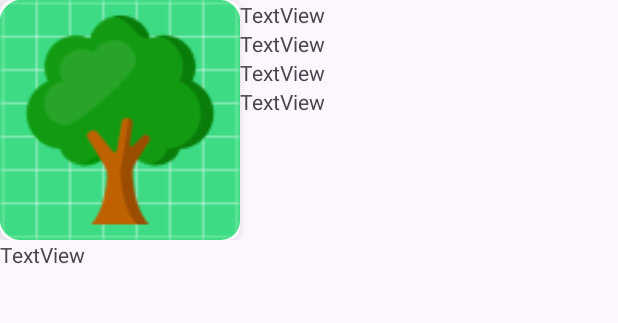
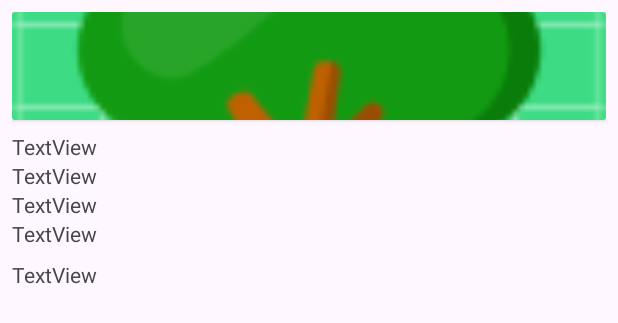
Before and after one commit to Ramamas6/TreeWonder, an Android app: the layout fragment_tree.xml on its own in the app's theme, with its tools: preview values and no code run, on a phone screen of 412 x 824 dp. Shown: the top 323 px of the screen. Run offline under Robolectric (Android 15) with nearby library versions, the phone set to English and light mode, and no system bars.

Commit message:
fix: tree fragment dont show name and seach button always on

```diff
--- a/app/src/main/java/com/example/treewonder/MainActivity.kt
+++ b/app/src/main/java/com/example/treewonder/MainActivity.kt
@@ -146,6 +146,8 @@ class MainActivity : AppCompatActivity() {
         val transaction = supportFragmentManager.beginTransaction()
         transaction.replace(R.id.a_main_fragment, TreeFragment.newInstance(tree), "TreeFragment")
         transaction.commit()
+        val fragmentButton = findViewById<FloatingActionButton>(R.id.f_main_btn)
+        fragmentButton.visibility = View.GONE
     }
 
     /** Adds or removes a tree from the favorites
--- a/app/src/main/java/com/example/treewonder/TreeFragment.kt
+++ b/app/src/main/java/com/example/treewonder/TreeFragment.kt
@@ -1,5 +1,6 @@
 package com.example.treewonder
 
+import android.annotation.SuppressLint
 import android.os.Bundle
 import androidx.fragment.app.Fragment
 import android.view.LayoutInflater
@@ -26,6 +27,7 @@ class TreeFragment : Fragment() {
 
     }
 
+    @SuppressLint("MissingInflatedId")
     override fun onCreateView(inflater: LayoutInflater, container: ViewGroup?, savedInstanceState: Bundle?): View? {
         val view = inflater.inflate(R.layout.fragment_tree, container, false)
 
@@ -34,7 +36,7 @@ class TreeFragment : Fragment() {
         view.findViewById<TextView>(R.id.f_tree_text_name).text = tree.name
         view.findViewById<TextView>(R.id.f_tree_text_commonName).text = tree.commonName
         view.findViewById<TextView>(R.id.f_tree_text_height).text = tree.height.toString()
-        view.findViewById<TextView>(R.id.f_tree_text_cirumference).text = tree.circumference.toString()
+        view.findViewById<TextView>(R.id.f_tree_text_circumference).text = tree.circumference.toString()
 
         view.findViewById<TextView>(R.id.f_tree_text_description).text = tree.description
 
--- a/app/src/main/res/layout/fragment_tree.xml
+++ b/app/src/main/res/layout/fragment_tree.xml
@@ -1,36 +1,29 @@
 <?xml version="1.0" encoding="utf-8"?>
-<TableLayout xmlns:android="http://schemas.android.com/apk/res/android"
-    xmlns:app="http://schemas.android.com/apk/res-auto"
+<LinearLayout xmlns:android="http://schemas.android.com/apk/res/android"
     android:layout_width="match_parent"
-    android:layout_height="match_parent"
-    android:orientation="vertical">
-
-
-    <TableRow
-        android:layout_width="match_parent"
-        android:layout_height="match_parent" >
+    android:layout_height="wrap_content"
+    android:orientation="vertical"
+    android:padding="8dp">
 
     <androidx.cardview.widget.CardView
-            android:id="@+id/cardView"
-            android:layout_width="160dp"
-            android:layout_height="160dp"
-            app:cardCornerRadius="8dp"
-            app:cardElevation="4dp"
-            app:layout_constraintStart_toStartOf="parent"
-            app:layout_constraintTop_toTopOf="parent">
+        android:layout_width="match_parent"
+        android:layout_height="wrap_content"
+        android:layout_marginBottom="8dp">
 
         <ImageView
             android:id="@+id/f_tree_picture"
-                android:layout_width="160dp"
-                android:layout_height="160dp"
+            android:layout_width="match_parent"
+            android:layout_height="match_parent"
             android:scaleType="centerCrop"
             android:src="@mipmap/ic_launcher_round" />
     </androidx.cardview.widget.CardView>
 
+    <!-- Deuxième "ligne" -->
     <LinearLayout
         android:layout_width="match_parent"
-            android:layout_height="match_parent"
-            android:orientation="vertical">
+        android:layout_height="wrap_content"
+        android:orientation="vertical"
+        android:layout_marginBottom="8dp">
 
         <TextView
             android:id="@+id/f_tree_text_name"
@@ -51,24 +44,17 @@
             android:text="TextView" />
 
         <TextView
-                android:id="@+id/f_tree_text_cirumference"
+            android:id="@+id/f_tree_text_circumference"
             android:layout_width="match_parent"
             android:layout_height="wrap_content"
             android:text="TextView" />
 
     </LinearLayout>
 
-    </TableRow>
-
-    <TableRow
-        android:layout_width="match_parent"
-        android:layout_height="match_parent" >
-
+    <!-- Troisième "ligne" -->
     <TextView
         android:id="@+id/f_tree_text_description"
-            android:layout_width="wrap_content"
+        android:layout_width="match_parent"
         android:layout_height="wrap_content"
-            android:layout_weight="2"
         android:text="TextView" />
-    </TableRow>
-</TableLayout>
+</LinearLayout>
```
Lines whose indentation alone changed are shown as unchanged.
